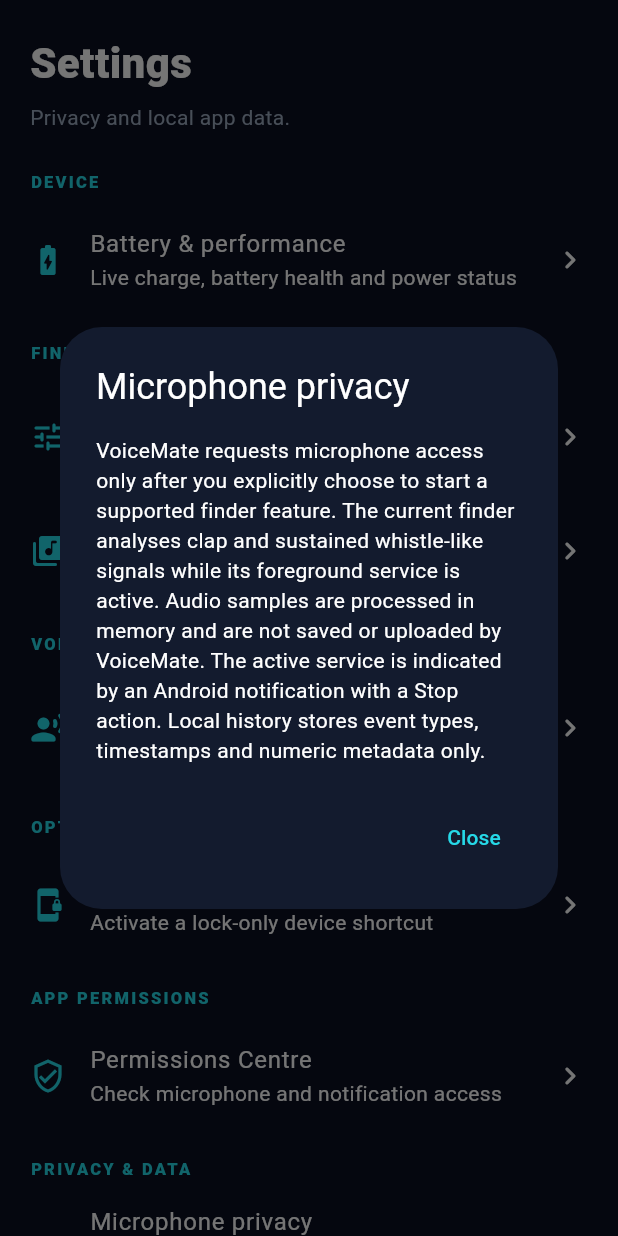
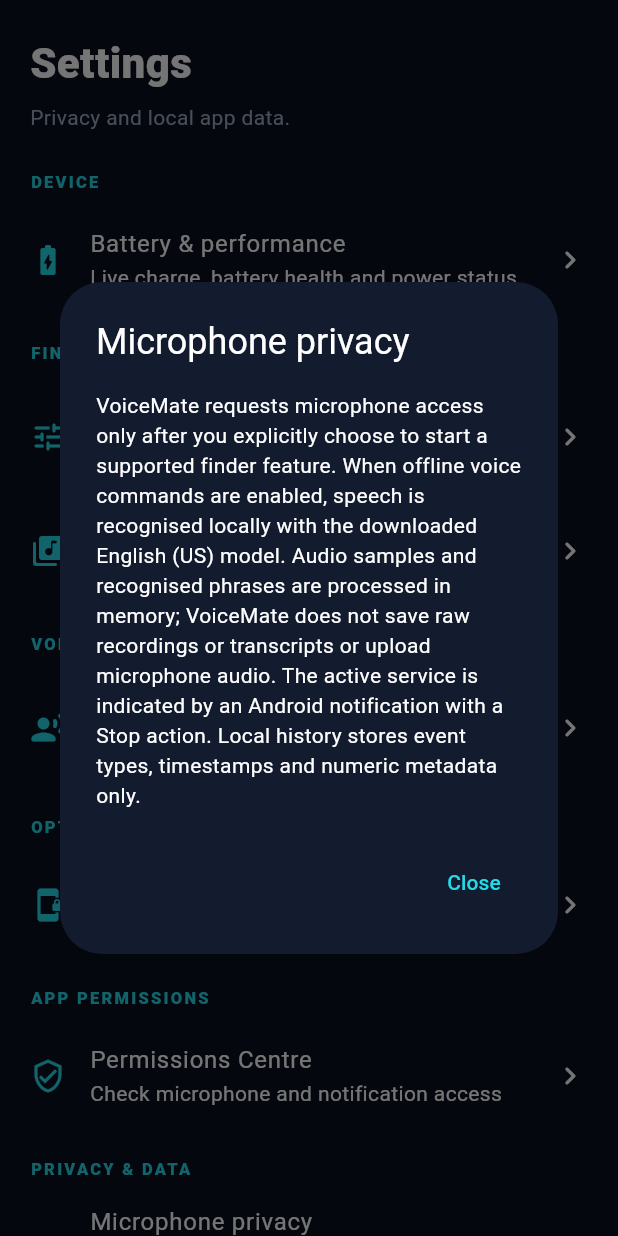
Before and after one commit to MaheshPawar32/voicemate, a Flutter app: the SettingsScreen widget shown alone on an empty page, opened directly, after a tap on "Microphone privacy", on a phone screen of 412 x 824 dp. Run offline on Flutter 3.47's test engine with Material 3 defaults, Android fonts, the phone set to English and light mode, and no system bars; our stand-ins replace hive, hive_flutter; accounts and stored records are empty.

Commit message:
Link Privacy Policy and About Help screens and update disclosures

```diff
--- a/lib/features/settings/settings_screen.dart
+++ b/lib/features/settings/settings_screen.dart
@@ -9,6 +9,8 @@ import '../sound_library/sound_library_screen.dart';
 import '../permissions/permission_centre_screen.dart';
 import '../voice_lock/voice_screen_lock_screen.dart';
 import '../voice_commands/voice_commands_screen.dart';
+import '../privacy/privacy_centre_screen.dart';
+import '../help/about_help_screen.dart';
 
 class SettingsScreen extends StatelessWidget {
   const SettingsScreen({super.key});
@@ -136,6 +138,19 @@ class SettingsScreen extends StatelessWidget {
               ),
               ListTile(
                 contentPadding: EdgeInsets.zero,
+                leading: const Icon(Icons.policy_outlined,
+                  color: VoiceMateApp.cyan),
+                title: const Text('Privacy Policy'),
+                subtitle: const Text('How VoiceMate handles audio and local data'),
+                trailing: const Icon(Icons.chevron_right_rounded),
+                onTap: () => Navigator.of(context).push(
+                  MaterialPageRoute<void>(
+                    builder: (_) => const PrivacyCentreScreen(),
+                  ),
+                ),
+              ),
+              ListTile(
+                contentPadding: EdgeInsets.zero,
                 leading: const Icon(Icons.history_rounded,
                   color: VoiceMateApp.cyan),
                 title: const Text('Clear detection history'),
@@ -147,11 +162,17 @@ class SettingsScreen extends StatelessWidget {
               ),
               const SizedBox(height: 18),
               _section('ABOUT'),
-              const ListTile(
+              ListTile(
                 contentPadding: EdgeInsets.zero,
-                leading: Icon(Icons.info_outline, color: VoiceMateApp.cyan),
-                title: Text('VoiceMate'),
-                subtitle: Text('Version 0.1.0 · Android'),
+                leading: const Icon(Icons.info_outline, color: VoiceMateApp.cyan),
+                title: const Text('About & Help'),
+                subtitle: const Text('Feature guide and troubleshooting'),
+                trailing: const Icon(Icons.chevron_right_rounded),
+                onTap: () => Navigator.of(context).push(
+                  MaterialPageRoute<void>(
+                    builder: (_) => const AboutHelpScreen(),
+                  ),
+                ),
               ),
               const SizedBox(height: 14),
               Container(
@@ -160,7 +181,7 @@ class SettingsScreen extends StatelessWidget {
                   color: VoiceMateApp.surface,
                   borderRadius: BorderRadius.circular(16)),
                 child: const Text(
-                  'Available in this build: foreground clap-and-whistle monitoring, a persistent Android Stop notification, configurable built-in sound/vibration alerts, local event history, live battery readings, permission status, and an optional lock-only shortcut. Offline voice commands are being integrated and must be installed and validated on a device; flashlight control and AdMob/consent are still pending.',
+                  'Current capabilities: foreground clap-and-whistle finder, persistent Stop notification, configurable built-in sound/vibration, local history, live battery readings, permission status, lock-only shortcut, and optional offline English voice commands after model setup. Flashlight patterns and AdMob/consent are not in this build yet.',
                   style: TextStyle(
                     color: VoiceMateApp.muted, fontSize: 12, height: 1.5)),
               ),
@@ -184,7 +205,7 @@ class SettingsScreen extends StatelessWidget {
       builder: (dialogContext) => AlertDialog(
         title: const Text('Microphone privacy'),
         content: const SingleChildScrollView(child: Text(
-          'VoiceMate requests microphone access only after you explicitly choose to start a supported finder feature. The current finder analyses clap and sustained whistle-like signals while its foreground service is active. Audio samples are processed in memory and are not saved or uploaded by VoiceMate. The active service is indicated by an Android notification with a Stop action. Local history stores event types, timestamps and numeric metadata only.')),
+          'VoiceMate requests microphone access only after you explicitly choose to start a supported finder feature. When offline voice commands are enabled, speech is recognised locally with the downloaded English (US) model. Audio samples and recognised phrases are processed in memory; VoiceMate does not save raw recordings or transcripts or upload microphone audio. The active service is indicated by an Android notification with a Stop action. Local history stores event types, timestamps and numeric metadata only.')),
         actions: [
           TextButton(
             onPressed: () => Navigator.pop(dialogContext),
```
